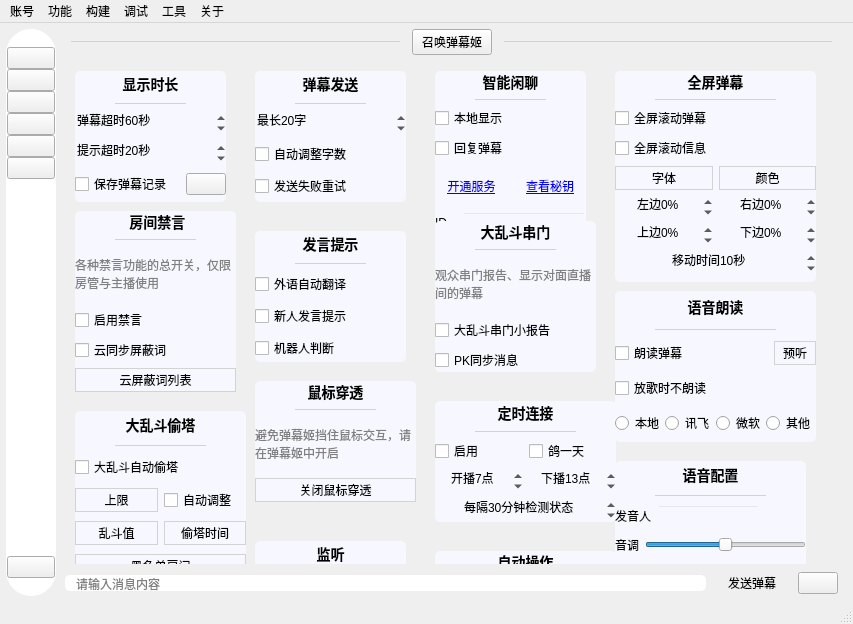
This is mainwindow/mainwindow.ui in iwxyi/Bilibili-MagicalDanmaku as Qt 5 draws it before an edit. The edited form follows.
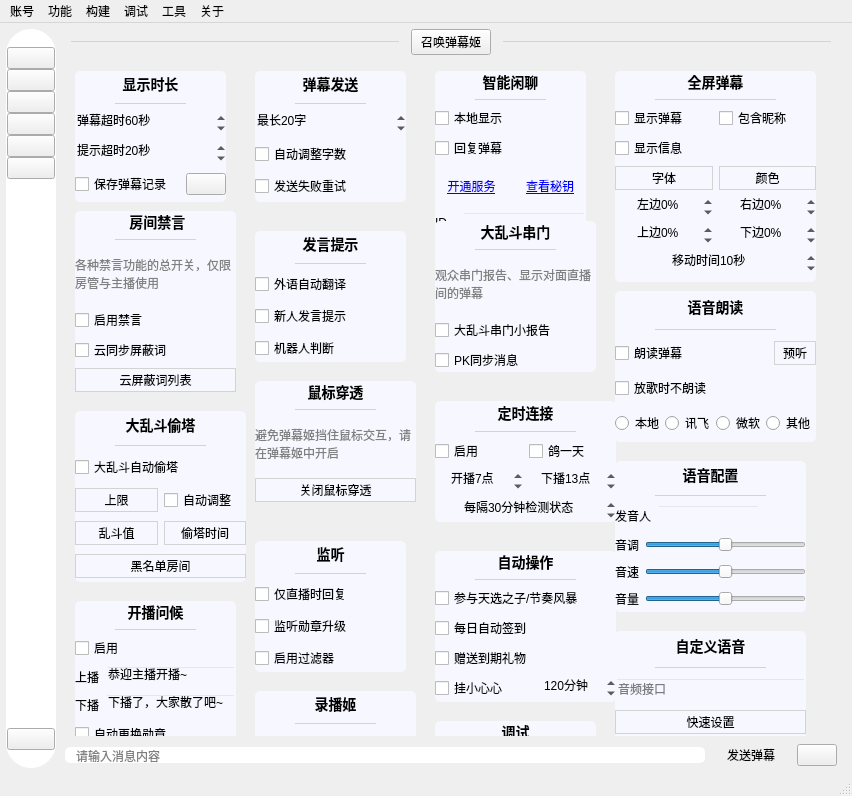
This is the edited form. The open tabs and pages were chosen to show the change. Icons and pictures are not drawn. Custom widgets are drawn as their Qt base class.

Commit message: 新增全屏滚动弹幕显示昵称开关

Diff of the .ui file:
```diff
--- a/mainwindow/mainwindow.ui
+++ b/mainwindow/mainwindow.ui
@@ -6,8 +6,8 @@
    <rect>
     <x>0</x>
     <y>0</y>
-    <width>853</width>
-    <height>624</height>
+    <width>852</width>
+    <height>796</height>
    </rect>
   </property>
   <property name="windowTitle">
@@ -1634,8 +1634,8 @@
             <rect>
              <x>0</x>
              <y>0</y>
-             <width>773</width>
-             <height>504</height>
+             <width>772</width>
+             <height>676</height>
             </rect>
            </property>
            <property name="styleSheet">
@@ -4209,14 +4209,31 @@
               </widget>
              </item>
              <item>
+              <layout class="QHBoxLayout" name="horizontalLayout_71">
+               <item>
               <widget class="CheckBox1" name="enableScreenDanmakuCheck">
                <property name="cursor">
                 <cursorShape>PointingHandCursor</cursorShape>
                </property>
                <property name="text">
-                <string>全屏滚动弹幕</string>
-               </property>
-              </widget>
+                  <string>显示弹幕</string>
+                 </property>
+                </widget>
+               </item>
+               <item>
+                <widget class="CheckBox1" name="screenDanmakuWithNameCheck">
+                 <property name="cursor">
+                  <cursorShape>PointingHandCursor</cursorShape>
+                 </property>
+                 <property name="toolTip">
+                  <string>显示发送者的昵称</string>
+                 </property>
+                 <property name="text">
+                  <string>包含昵称</string>
+                 </property>
+                </widget>
+               </item>
+              </layout>
              </item>
              <item>
               <widget class="CheckBox1" name="enableScreenMsgCheck">
@@ -4224,7 +4241,7 @@
                 <cursorShape>PointingHandCursor</cursorShape>
                </property>
                <property name="text">
-                <string>全屏滚动信息</string>
+                <string>显示信息</string>
                </property>
               </widget>
              </item>
@@ -8883,7 +8900,7 @@
     <rect>
      <x>0</x>
      <y>0</y>
-     <width>853</width>
+     <width>852</width>
      <height>23</height>
     </rect>
    </property>
```
Left out of the diff: 2 changed lines with no effect on the pictures. Lines whose indentation alone changed are shown as unchanged. The commit also changes 3 other files.
